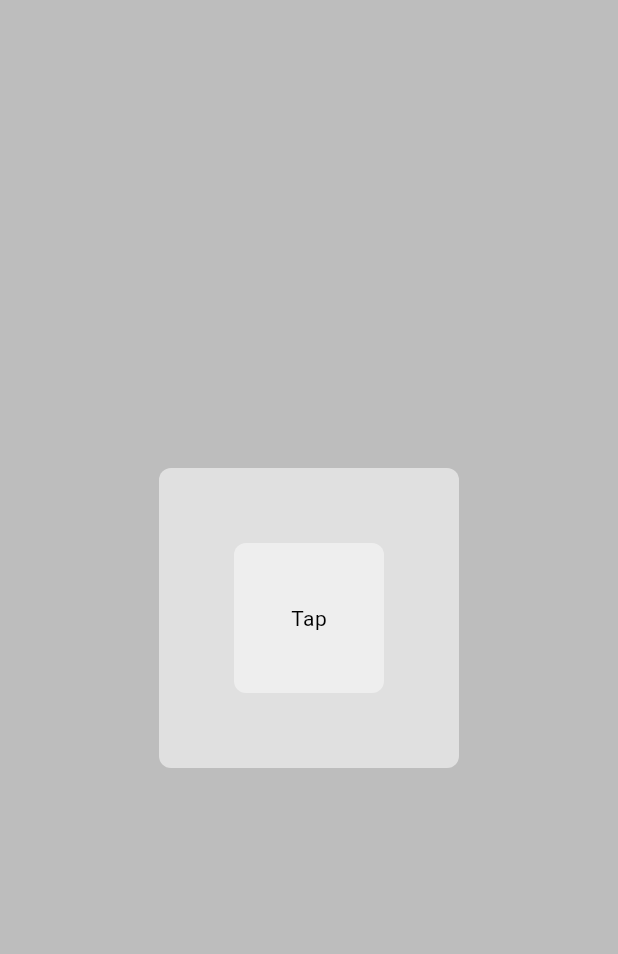
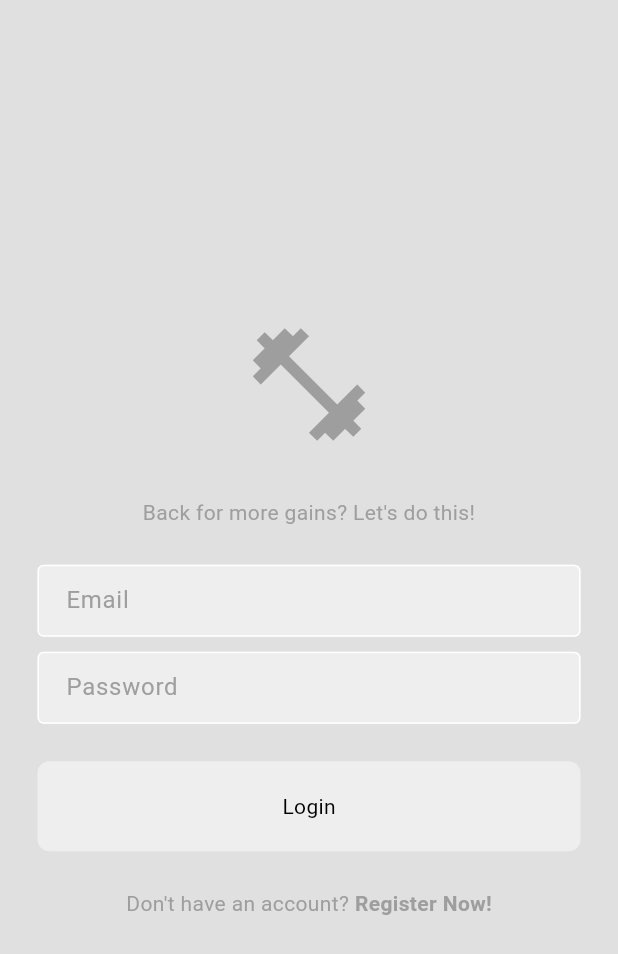
Before and after one commit to SherollK/PlanMyWorkout, a Flutter app: the screen it shows after launch, on a phone screen of 412 x 824 dp. Shown: the top 954 px of the screen. Run offline on Flutter 3.47's test engine with Material 3 defaults, Android fonts, the phone set to English and light mode, and no system bars; our stand-ins replace firebase_core; accounts and stored records are empty.

Commit message:
Login and RegisterU

```diff
--- /dev/null
+++ b/lib/auth/login_or_register.dart
@@ -0,0 +1,37 @@
+import 'package:flutter/material.dart';
+import 'package:flutter_application/pages/login_page.dart';
+import 'package:flutter_application/pages/register_page.dart';
+
+class LoginOrRegister extends StatefulWidget{
+  const LoginOrRegister({super.key});
+
+  @override
+  State<LoginOrRegister> createState() => _LoginOrRegisterState();
+}
+
+class _LoginOrRegisterState extends State<LoginOrRegister> {
+  // Show login page at the beigining
+  bool showLoginPage = true;
+
+  // Method to toggle between login and register page
+  void togglePages() {
+    setState(() {
+      showLoginPage = !showLoginPage;
+    });
+  }
+
+  @override
+  Widget build(BuildContext context) {
+    if (showLoginPage) {
+      return LoginPage(
+        onTap: togglePages,
+      );
+
+    } else {
+      return RegisterPage(
+        onTap: togglePages,
+      );
+    }
+  }
+
+}
--- /dev/null
+++ b/lib/components/my_button.dart
@@ -0,0 +1,32 @@
+import 'package:flutter/material.dart';
+
+class MyButton extends StatelessWidget{
+  final String text;
+  final void Function()? onTap;
+
+
+  const MyButton({
+    super.key,
+    required this.text,
+    required this.onTap,
+
+  });
+
+  @override
+  Widget build(BuildContext context) {
+    return GestureDetector(
+      onTap: onTap,
+      child: Container(
+        decoration: BoxDecoration(
+          color: Theme.of(context).colorScheme.secondary,
+          borderRadius: BorderRadius.circular(8),
+        ),
+        padding: const EdgeInsets.all(20),
+        margin: const EdgeInsets.symmetric(horizontal: 25),
+        child: Center(
+          child: Text(text),
+        ),
+      ),
+    );
+  }
+}
--- /dev/null
+++ b/lib/components/my_textfield.dart
@@ -0,0 +1,42 @@
+import 'package:flutter/material.dart';
+
+class MyTextField extends StatelessWidget{
+  final String hintText;
+  final bool obscureText;
+  final TextEditingController controller;
+
+  const MyTextField({
+    super.key,
+    required this.hintText,
+    required this.obscureText,
+    required this.controller,
+  });
+
+  @override
+  Widget build(BuildContext context) {
+    return Padding(
+      padding: const EdgeInsets.symmetric(horizontal: 25.0),
+      child: TextField(
+        obscureText: obscureText,
+        controller: controller,
+        decoration: InputDecoration(
+          contentPadding: const EdgeInsets.symmetric(vertical: 12.0, horizontal: 15.0),
+          enabledBorder: OutlineInputBorder(
+            borderSide:
+              BorderSide(color: Theme.of(context).colorScheme.tertiary),
+          ),
+          focusedBorder: OutlineInputBorder(
+            borderSide:
+              BorderSide(color: Theme.of(context).colorScheme.primary),
+          ),
+          fillColor: Theme.of(context).colorScheme.secondary,
+          filled: true,
+          hintText: hintText,
+          hintStyle: TextStyle(
+            color: Theme.of(context).colorScheme.primary,
+          ),
+        ),
+      ),
+    );
+  }
+}
--- a/lib/main.dart
+++ b/lib/main.dart
@@ -1,10 +1,15 @@
 import 'package:flutter/material.dart';
-import 'package:flutter_application/theme/theme.dart';
-import 'package:flutter_application/theme/theme_provider.dart';
+import 'package:firebase_core/firebase_core.dart';
+import 'firebase_options.dart';
+import 'package:flutter_application/auth/login_or_register.dart';
+import 'theme/theme_provider.dart';
 import 'package:provider/provider.dart';
-import 'pages/home_page.dart';
 
-void main() {
+void main() async {
+  WidgetsFlutterBinding.ensureInitialized();
+  await Firebase.initializeApp(
+    options: DefaultFirebaseOptions.currentPlatform,
+  );
   runApp(ChangeNotifierProvider(
     create: (context) => ThemeProvider(),
     child:  const MyApp(),
@@ -17,7 +22,7 @@ class MyApp extends StatelessWidget {
   Widget build(BuildContext context) {
     return  MaterialApp(
       debugShowCheckedModeBanner: false,
-      home:  const HomePage(),
+      home:   const LoginOrRegister(),
       theme: Provider.of<ThemeProvider>(context).themeData,
     );
   }
--- /dev/null
+++ b/lib/pages/login_page.dart
@@ -0,0 +1,102 @@
+import 'package:flutter/material.dart';
+import 'package:flutter_application/components/my_button.dart';
+import 'package:flutter_application/components/my_textfield.dart';
+
+class LoginPage extends StatelessWidget {
+
+  //email and pw controllers
+  final TextEditingController _emailController = TextEditingController();
+  final TextEditingController _passwordController = TextEditingController();
+
+  //navigate to register page
+  final void Function()? onTap;
+
+  LoginPage({super.key, required this.onTap});
+
+  //login method
+  void login () {}
+
+  @override
+  Widget build(BuildContext context) {
+    return Scaffold(
+      backgroundColor: Theme.of(context).colorScheme.background,
+      body: Center(
+        child: Column(
+          mainAxisAlignment: MainAxisAlignment.center,
+          children: [
+            //logo
+            Icon(
+              Icons.fitness_center,
+              size: 90,
+              color: Theme.of(context).colorScheme.primary,
+            ),
+
+            const SizedBox(height: 30),
+
+            //welcome back message
+            Text(
+              "Back for more gains? Let's do this!",
+              textAlign: TextAlign.center,
+              style: TextStyle(
+                color: Theme.of(context).colorScheme.primary,
+                fontSize: 14,
+              ),
+            ),
+
+            const SizedBox(height: 25),
+
+            //email textfield
+            MyTextField(
+              hintText: "Email",
+              obscureText: false,
+              controller: _emailController
+            ),
+
+            const SizedBox(height: 10),
+
+            //password textfield
+            MyTextField(
+              hintText: "Password",
+              obscureText: true,
+              controller: _passwordController,
+            ),
+
+            const SizedBox(height: 25),
+
+            //login button
+            MyButton(
+              text: "Login",
+              onTap: login,
+            ),
+
+            const SizedBox(height: 25),
+
+            //register now
+            Row(
+              mainAxisAlignment: MainAxisAlignment.center,
+              children: [
+                Text(
+                  "Don't have an account? ",
+                  style:
+                    TextStyle(color: Theme.of(context).colorScheme.primary),
+                ),
+                GestureDetector(
+                  onTap: onTap,
+                  child: Text(
+                    "Register Now!",
+                    style:
+                      TextStyle(
+                        fontWeight: FontWeight.bold,
+                        color: Theme.of(context).colorScheme.primary),
+                  ),
+                ),
+              ],
+            ),
+
+
+          ],
+        ),
+      )
+    );
+  }
+}
--- a/lib/theme/theme.dart
+++ b/lib/theme/theme.dart
@@ -3,9 +3,11 @@ import 'package:flutter/material.dart';
 ThemeData lightMode =ThemeData(
   brightness: Brightness.light,
   colorScheme: ColorScheme.light(
-    background: Colors.grey.shade400,
-    primary: Colors.grey.shade300,
+    background: Colors.grey.shade300,
+    primary: Colors.grey.shade500,
     secondary: Colors.grey.shade200,
+    tertiary: Colors.white,
+    inversePrimary: Colors.grey.shade900,
   ),
 );
 
--- a/pubspec.yaml
+++ b/pubspec.yaml
@@ -36,7 +36,8 @@ dependencies:
   # Use with the CupertinoIcons class for iOS style icons.
   cupertino_icons: ^1.0.6
   firebase_core: ^2.31.0
-  provider: ^6.1.6
+  provider: ^6.1.2
+  firebase_auth: ^4.20.0
 
 dev_dependencies:
   flutter_test:
```
Also changed, not shown: lib/pages/register_page.dart (added, +112 -0 lines), pubspec.lock, 3 other files.
